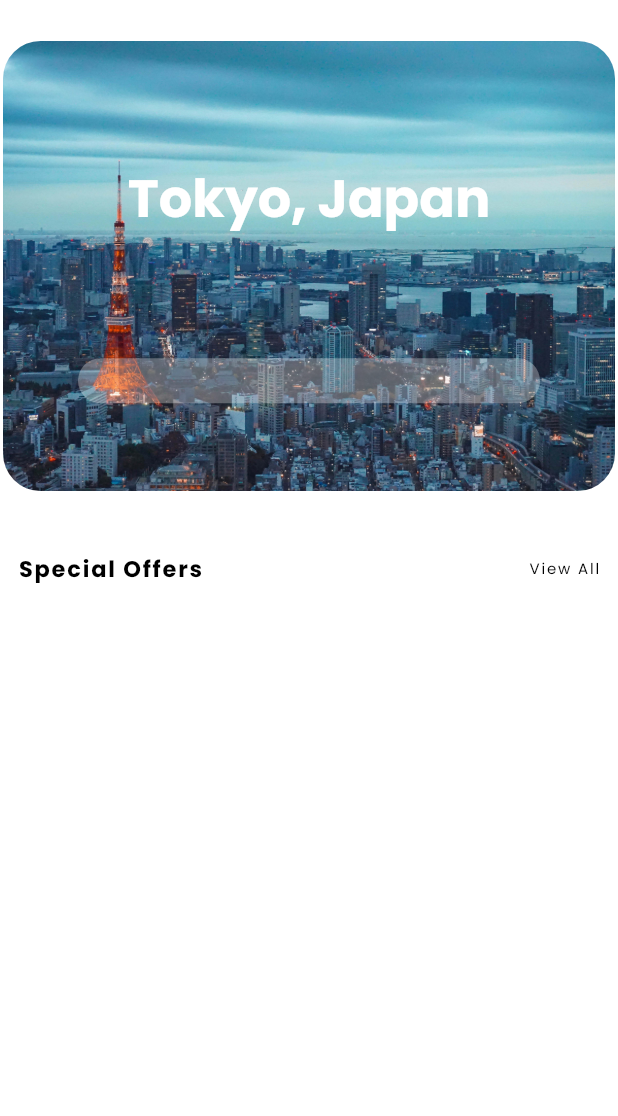
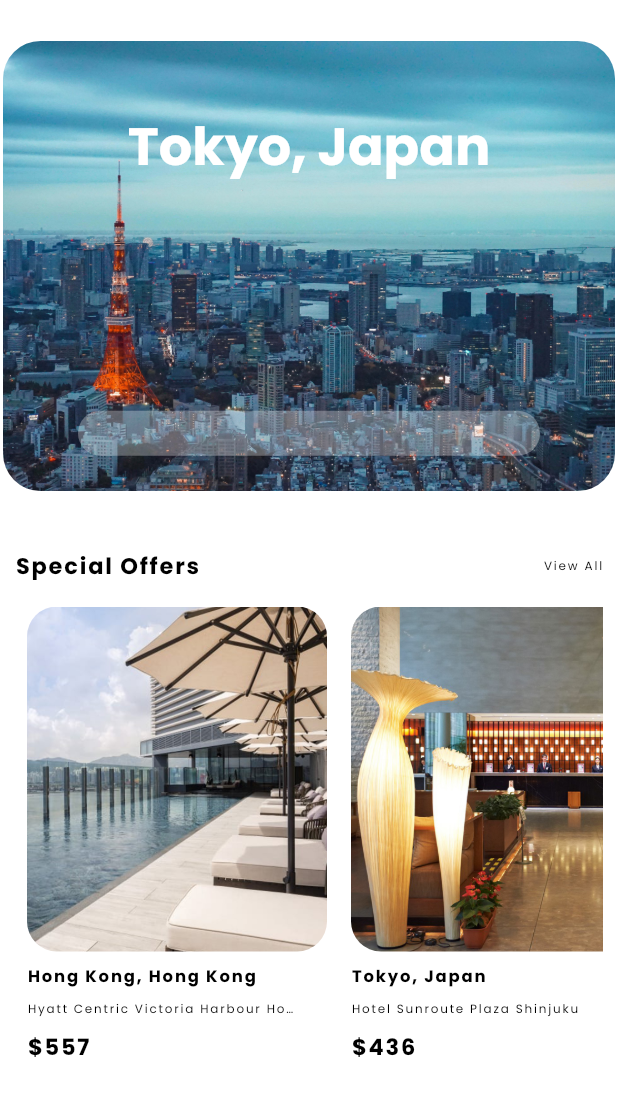
Before and after one commit to udohahanor/skyhigh, a Flutter app: the screen it shows after launch, on a phone screen of 412 x 824 dp, the part 37-1153 px from its top. Run offline on Flutter 3.47's test engine with Material 2 defaults, Android fonts, the phone set to English and light mode, and no system bars.

Commit message:
carousels

```diff
--- /dev/null
+++ b/lib/consts/specials_const.dart
@@ -0,0 +1,46 @@
+class Specials {
+  String imageUrl;
+  String city;
+  int rating;
+  String destinations;
+  String pricing;
+
+  Specials({
+    required this.imageUrl,
+    required this.city,
+    required this.rating,
+    required this.destinations,
+    required this.pricing,
+  });
+}
+
+final List<Specials> specials = [
+  Specials(
+    imageUrl: 'assets/images/specials/specials_01.jpg',
+    city: 'Hong Kong, Hong Kong',
+    rating: 4,
+    destinations: 'Hyatt Centric Victoria Harbour Hong Kong',
+    pricing: '\$557',
+  ),
+  Specials(
+    imageUrl: 'assets/images/specials/specials_02.jpg',
+    city: 'Tokyo, Japan',
+    rating: 3,
+    destinations: 'Hotel Sunroute Plaza Shinjuku',
+    pricing: '\$436',
+  ),
+  Specials(
+    imageUrl: 'assets/images/specials/specials_03.jpg',
+    city: 'Bangkok, Thailand',
+    rating: 5,
+    destinations: 'Bangkok Marriott Marquis Queen\'s Park',
+    pricing: '\$612',
+  ),
+  Specials(
+    imageUrl: 'assets/images/specials/specials_04.jpg',
+    city: 'Seoul, South Korea',
+    rating: 4,
+    destinations: 'LOTTE City Hotel Mapo',
+    pricing: '\$505',
+  ),
+];
--- a/lib/screens/carousel_screen.dart
+++ b/lib/screens/carousel_screen.dart
@@ -36,7 +36,7 @@ class CarouselScreen extends StatelessWidget {
                 fontSize: 35.0,
               ),
             ),
-            const SizedBox(height: 80.0),
+            const SizedBox(height: 150.0),
             Padding(
               padding: const EdgeInsets.symmetric(horizontal: 50.0),
               child: Container(
@@ -80,7 +80,7 @@ class CarouselScreen extends StatelessWidget {
                 fontSize: 35.0,
               ),
             ),
-            const SizedBox(height: 180.0),
+            const SizedBox(height: 250.0),
             Padding(
               padding: const EdgeInsets.symmetric(horizontal: 50.0),
               child: Container(
--- a/lib/screens/specials_screen.dart
+++ b/lib/screens/specials_screen.dart
@@ -1,16 +1,18 @@
 import 'package:flutter/material.dart';
+import 'package:skyhigh/consts/specials_const.dart';
 
 class SpecialsScreen extends StatelessWidget {
   const SpecialsScreen({Key? key}) : super(key: key);
 
   @override
   Widget build(BuildContext context) {
-    return Container(
+    return Expanded(
+      child: Container(
         width: double.infinity,
-      height: 400.0,
+        height: 500.0,
         color: Colors.transparent,
         child: Padding(
-        padding: const EdgeInsets.symmetric(horizontal: 10.0, vertical: 10.0),
+          padding: const EdgeInsets.symmetric(horizontal: 8.0, vertical: 8.0),
           child: Column(
             children: [
               Row(
@@ -31,13 +33,86 @@ class SpecialsScreen extends StatelessWidget {
                     style: TextStyle(
                       fontFamily: 'Poppins',
                       color: Colors.black,
-                    fontSize: 10.0,
+                      fontSize: 8.0,
                       letterSpacing: 1.2,
                     ),
                   ),
                 ],
               ),
+              const SizedBox(height: 8.0),
+              Container(
+                width: double.infinity,
+                color: Colors.transparent,
+                height: 400.0,
+                child: ListView.builder(
+                  scrollDirection: Axis.horizontal,
+                  itemCount: specials.length,
+                  itemBuilder: (BuildContext context, int index) {
+                    Specials special = specials[index];
+                    return Padding(
+                      padding: const EdgeInsets.all(8.0),
+                      child: Column(
+                        crossAxisAlignment: CrossAxisAlignment.start,
+                        children: [
+                          Container(
+                            width: 200.0,
+                            height: 230.0,
+                            decoration: BoxDecoration(
+                              color: Colors.transparent,
+                              borderRadius: BorderRadius.circular(20.0),
+                            ),
+                            child: ClipRRect(
+                              borderRadius: BorderRadius.circular(20.0),
+                              child: Image.asset(
+                                special.imageUrl,
+                                fit: BoxFit.cover,
+                              ),
+                            ),
+                          ),
+                          const SizedBox(height: 8.0),
+                          Text(
+                            special.city,
+                            style: const TextStyle(
+                              fontFamily: 'Poppins',
+                              fontWeight: FontWeight.w600,
+                              color: Colors.black,
+                              fontSize: 11.0,
+                              letterSpacing: 1.2,
+                            ),
+                          ),
+                          const SizedBox(height: 8.0),
+                          Container(
+                            width: 180.0,
+                            child: Text(
+                              special.destinations,
+                              style: const TextStyle(
+                                fontFamily: 'Poppins',
+                                color: Colors.black,
+                                fontSize: 8.0,
+                                letterSpacing: 1.2,
+                                overflow: TextOverflow.ellipsis,
+                              ),
+                            ),
+                          ),
+                          const SizedBox(height: 8.0),
+                          Text(
+                            special.pricing,
+                            style: const TextStyle(
+                              fontFamily: 'Poppins',
+                              fontWeight: FontWeight.bold,
+                              color: Colors.black,
+                              fontSize: 15.0,
+                              letterSpacing: 1.2,
+                            ),
+                          ),
                         ],
+                      ),
+                    );
+                  },
+                ),
+              ),
+            ],
+          ),
         ),
       ),
     );
--- a/pubspec.yaml
+++ b/pubspec.yaml
@@ -34,6 +34,7 @@ dependencies:
   # The following adds the Cupertino Icons font to your application.
   # Use with the CupertinoIcons class for iOS style icons.
   cupertino_icons: ^1.0.2
+  flutter_rating_stars: ^1.0.3+4
 
 dev_dependencies:
   flutter_test:
@@ -61,6 +62,7 @@ flutter:
   assets:
     - assets/images/
     - assets/logos/
+    - assets/images/specials/
 
   # An image asset can refer to one or more resolution-specific "variants", see
   # https://flutter.dev/assets-and-images/#resolution-aware.
```
Also changed, not shown: assets/images/specials/specials_01.jpg (added), assets/images/specials/specials_02.jpg (added), assets/images/specials/specials_03.jpg (added), assets/images/specials/specials_04.jpg (added), pubspec.lock. Lines whose indentation alone changed are shown as unchanged.
